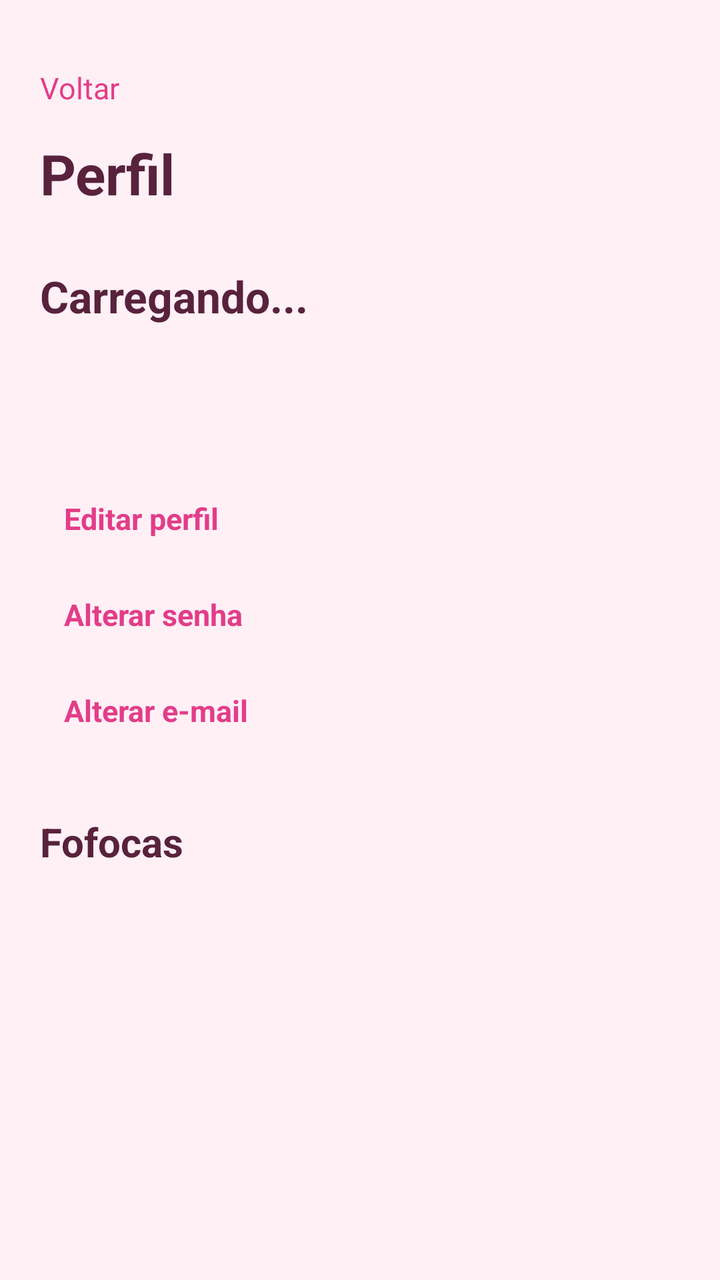
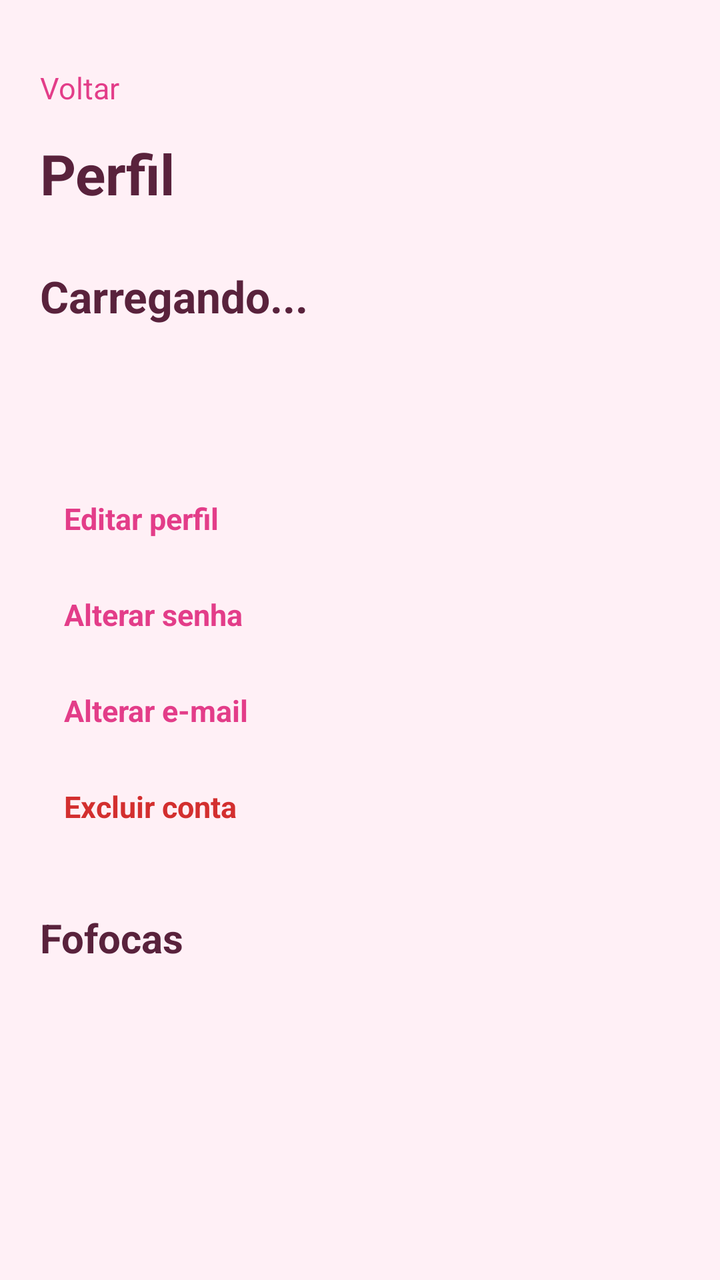

An Android layout rendered at two revisions. The XML below is the earlier revision; the diff shows what the commit changed to produce the second picture.
<!-- AndroidManifest.xml: application theme Theme.Fofoca -->
<!-- res/layout/activity_perfil.xml -->
<?xml version="1.0" encoding="utf-8"?>
<LinearLayout
    xmlns:android="http://schemas.android.com/apk/res/android"
    android:id="@+id/main"
    android:layout_width="match_parent"
    android:layout_height="match_parent"
    android:orientation="vertical"
    android:background="@color/fofoca_fundo"
    android:padding="20dp">

    <TextView
        android:id="@+id/tvVoltarPerfil"
        android:layout_width="wrap_content"
        android:layout_height="48dp"
        android:gravity="center_vertical"
        android:text="Voltar"
        android:textSize="15sp"
        android:textColor="@color/fofoca_rosa"/>

    <TextView
        android:layout_width="match_parent"
        android:layout_height="wrap_content"
        android:text="Perfil"
        android:textSize="28sp"
        android:textStyle="bold"
        android:textColor="@color/fofoca_texto"/>

    <TextView
        android:id="@+id/tvNomePerfil"
        android:layout_width="match_parent"
        android:layout_height="wrap_content"
        android:layout_marginTop="28dp"
        android:text="Carregando..."
        android:textSize="22sp"
        android:textStyle="bold"
        android:textColor="@color/fofoca_texto"/>

    <TextView
        android:id="@+id/tvUsuarioPerfil"
        android:layout_width="match_parent"
        android:layout_height="wrap_content"
        android:layout_marginTop="6dp"
        android:textSize="16sp"
        android:textColor="@color/fofoca_rosa"/>

    <TextView
        android:id="@+id/tvEmailPerfil"
        android:layout_width="match_parent"
        android:layout_height="wrap_content"
        android:layout_marginTop="14dp"
        android:textSize="14sp"
        android:textColor="@color/fofoca_secundario"/>

    <TextView
        android:id="@+id/tvEditarPerfil"
        android:layout_width="wrap_content"
        android:layout_height="48dp"
        android:layout_marginTop="12dp"
        android:gravity="center_vertical"
        android:paddingHorizontal="12dp"
        android:text="Editar perfil"
        android:textSize="15sp"
        android:textStyle="bold"
        android:textColor="@color/fofoca_rosa"/>

    <TextView
        android:id="@+id/tvAlterarSenha"
        android:layout_width="wrap_content"
        android:layout_height="48dp"
        android:gravity="center_vertical"
        android:paddingHorizontal="12dp"
        android:text="Alterar senha"
        android:textSize="15sp"
        android:textStyle="bold"
        android:textColor="@color/fofoca_rosa"/>

    <TextView
        android:id="@+id/tvAlterarEmail"
        android:layout_width="wrap_content"
        android:layout_height="48dp"
        android:gravity="center_vertical"
        android:paddingHorizontal="12dp"
        android:text="Alterar e-mail"
        android:textSize="15sp"
        android:textStyle="bold"
        android:textColor="@color/fofoca_rosa"/>

    <TextView
        android:layout_width="match_parent"
        android:layout_height="wrap_content"
        android:layout_marginTop="28dp"
        android:text="Fofocas"
        android:textSize="20sp"
        android:textStyle="bold"
        android:textColor="@color/fofoca_texto"/>

    <TextView
        android:id="@+id/tvSemPostsPerfil"
        android:layout_width="match_parent"
        android:layout_height="wrap_content"
        android:layout_marginTop="16dp"
        android:text="Nenhuma fofoca publicada ainda."
        android:textSize="14sp"
        android:textColor="@color/fofoca_secundario"
        android:visibility="gone"/>

    <androidx.recyclerview.widget.RecyclerView
        android:id="@+id/rvPostsPerfil"
        android:layout_width="match_parent"
        android:layout_height="0dp"
        android:layout_weight="1"
        android:layout_marginTop="16dp"
        android:clipToPadding="false"/>

</LinearLayout>
<!-- resources referenced by this layout -->
<resources>
  <color name="fofoca_fundo">#FFF0F6</color>
  <color name="fofoca_rosa">#E33D89</color>
  <color name="fofoca_secundario">#986E84</color>
  <color name="fofoca_texto">#59223C</color>
  <style name="Theme.Fofoca" parent="Base.Theme.Fofoca" />
  <style name="Base.Theme.Fofoca" parent="Theme.Material3.DayNight.NoActionBar">
          
          
      </style>
</resources>

<!-- the commit's change to res/layout/activity_perfil.xml (unified diff, before → after) -->
@@ -86,6 +86,17 @@
         android:textColor="@color/fofoca_rosa"/>
 
     <TextView
+        android:id="@+id/tvExcluirConta"
+        android:layout_width="wrap_content"
+        android:layout_height="48dp"
+        android:gravity="center_vertical"
+        android:paddingHorizontal="12dp"
+        android:text="Excluir conta"
+        android:textSize="15sp"
+        android:textStyle="bold"
+        android:textColor="#D32f2f"/>
+
+    <TextView
         android:layout_width="match_parent"
         android:layout_height="wrap_content"
         android:layout_marginTop="28dp"
